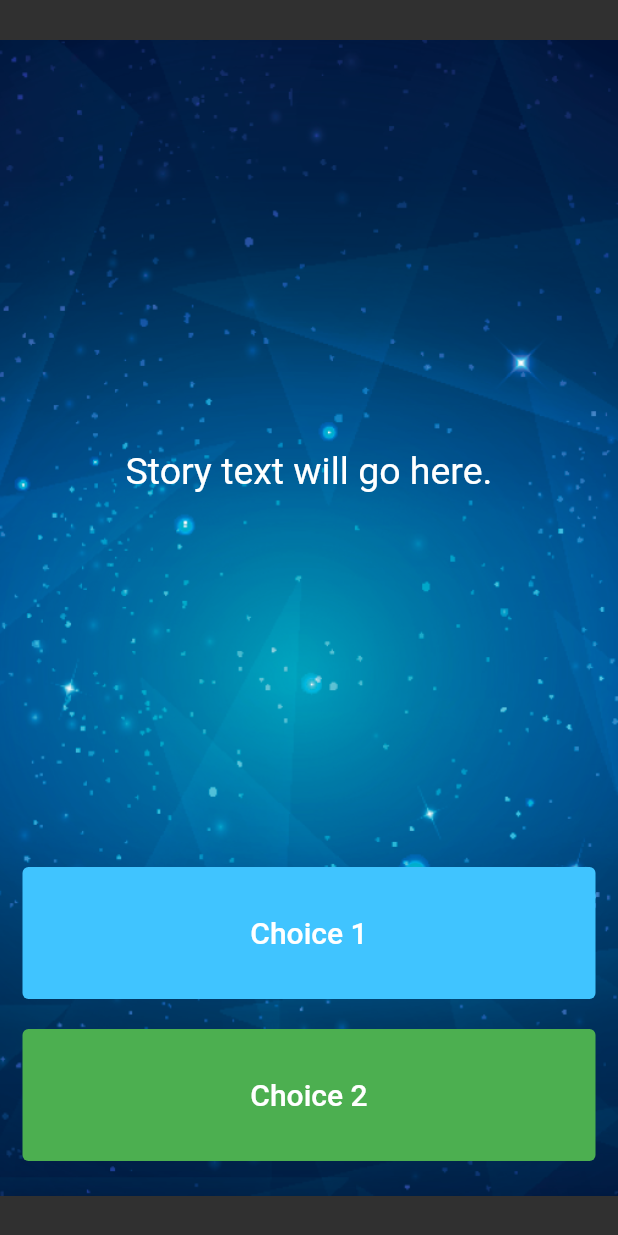
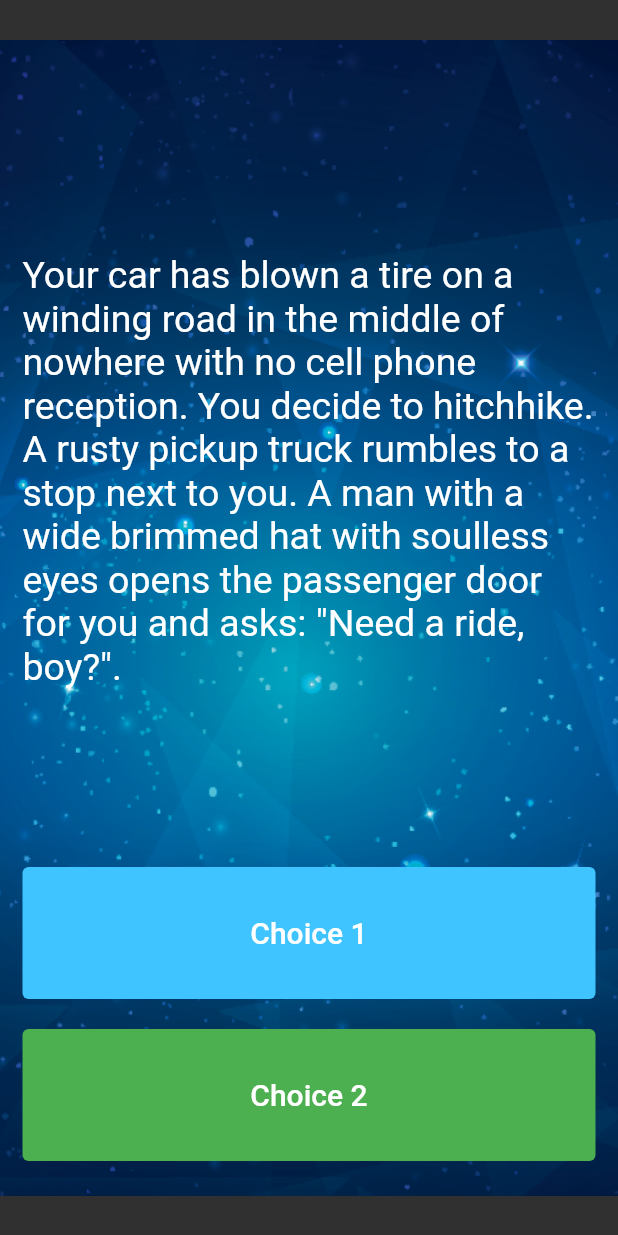
Before and after one commit to UlugbekYarkinov/destini, a Flutter app: the screen it shows after launch, on a phone screen of 412 x 824 dp. Run offline on Flutter 3.47's test engine with Material 2 defaults, Android fonts, the phone set to English and light mode, and no system bars.

Commit message:
print the first question text

```diff
--- a/lib/main.dart
+++ b/lib/main.dart
@@ -1,4 +1,7 @@
 import 'package:flutter/material.dart';
+import 'story_brain.dart';
+
+StoryBrain question = StoryBrain();
 
 //TODO: Step 15 - Run the app and see if you can see the screen update with the first story. Delete this TODO if it looks as you expected.
 
@@ -12,8 +15,6 @@ class Destini extends StatelessWidget {
     );
   }
 }
-
-//TODO: Step 9 - Create a new storyBrain object from the StoryBrain class.
 
 class StoryPage extends StatefulWidget {
   _StoryPageState createState() => _StoryPageState();
@@ -37,8 +38,7 @@ class _StoryPageState extends State<StoryPage> {
                 flex: 12,
                 child: Center(
                   child: Text(
-                    //TODO: Step 10 - use the storyBrain to get the first story title and display it in this Text Widget.
-                    'Story text will go here.',
+                    question.getStory(),
                     style: TextStyle(
                       fontSize: 25.0,
                     ),
--- a/lib/story_brain.dart
+++ b/lib/story_brain.dart
@@ -29,7 +29,7 @@ class StoryBrain {
         storyTitle:
         'You bond with the murderer while crooning verses of "Can you feel the love tonight". He drops you off at the next town. Before you go he asks you if you know any good places to dump bodies. You reply: "Try the pier".',
         choice1: 'Restart',
-        choice2: '')
+        choice2: ''),
   ];
 
   String getStory() => _storyData[0].getStoryTitle();
```
